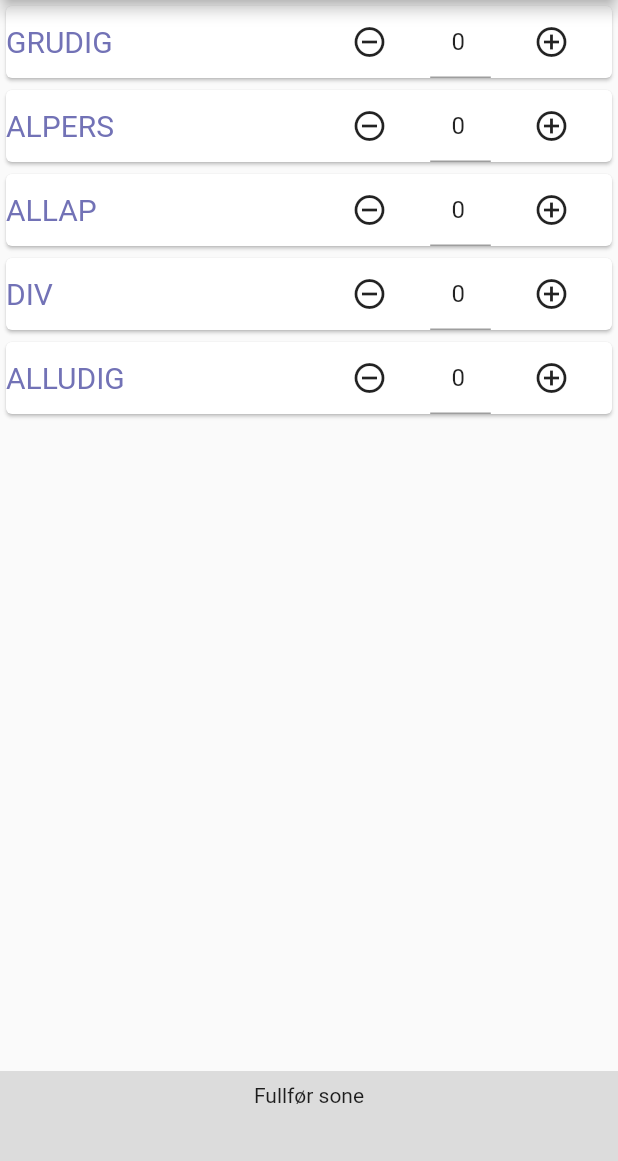
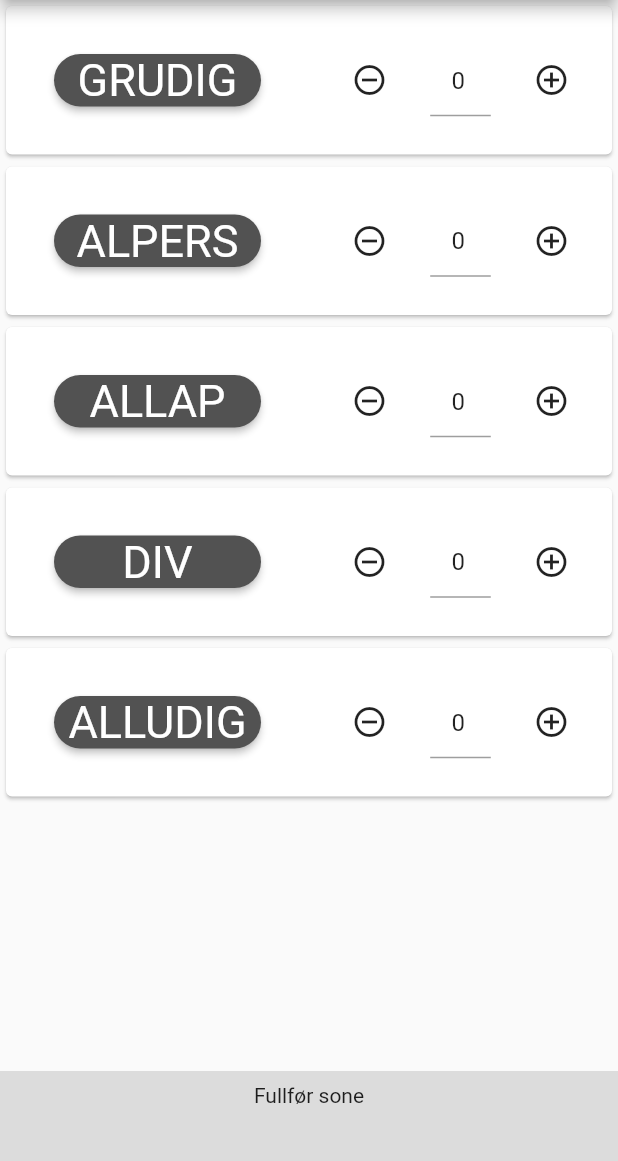
Before and after one commit to zaktaw/DATA3900-Bacheloroppgave, a Flutter app: the screen it shows after launch, on a phone screen of 412 x 824 dp, the part 75-1236 px from its top. Run offline on Flutter 3.47's test engine with Material 2 defaults, Android fonts, the phone set to English and light mode, and no system bars.

Commit message:
added popup to card

```diff
--- a/lib/activities_list.dart
+++ b/lib/activities_list.dart
@@ -12,13 +12,21 @@ class ActivitiesList extends StatelessWidget {
     'ALLUDIG'
   ];
 
+  final List<String> aktivitetsInfo = <String>[
+    'Personer i gruppe uten digitale hjelpemidler',
+    'Person alene i kontakt med personal',
+    'Person alene med laptop',
+    'Diverse aktiviteter',
+    'Person alene uten digitale hjelpemidler'
+  ];
+
   @override
   Widget build(BuildContext context) {
     return Scaffold(
       body: ListView.builder(
         itemCount: aktiviteter.length,
         itemBuilder: (context, index) {
-          return ActivityCard(aktiviteter[index]);
+          return ActivityCard(aktiviteter[index], aktivitetsInfo[index]);
         },
       ),
     );
--- a/lib/activity_card.dart
+++ b/lib/activity_card.dart
@@ -3,22 +3,22 @@
 import 'package:flutter/material.dart';
 import 'package:flutter/services.dart';
 
+import 'activity_pop_button.dart';
+
+const String _heroActivityPop = "activity-pop-hero";
+
 class ActivityCard extends StatelessWidget {
-  ActivityCard(this.activity_name, {Key? key}) : super(key: key);
+  ActivityCard(this.activity_name, this.activity_info, {Key? key}) : super(key: key);
 
   String activity_name;
+  String activity_info;
   var txt = TextEditingController(text: "0");
 
   @override
   Widget build(BuildContext context) {
     return Card(
       child: Row(children: <Widget>[
-        Expanded(
-          flex: 5,
-          child: Text(activity_name,
-              style: TextStyle(
-                  fontSize: 20, color: Color.fromARGB(255, 114, 114, 182))),
-        ),
+        Expanded(flex: 5, child: ActivityPopButton(activity_name, activity_info, key: key)),
         Expanded(
           flex: 2,
           child: IconButton(
--- /dev/null
+++ b/lib/activity_pop_button.dart
@@ -0,0 +1,89 @@
+import 'package:flutter/material.dart';
+import 'package:bacheloroppgave/hero_dialog_route.dart';
+
+//Koden er basert på kildekode fra https://github.com/funwithflutter/flutter_ui_tips/tree/master/tip_003_popup_card
+
+class ActivityPopButton extends StatelessWidget {
+  const ActivityPopButton(this.activity_name, this.activity_info, {Key? key}) : super(key: key);
+
+  final String activity_name;
+  final String activity_info;
+
+  @override
+  Widget build(BuildContext context) {
+    return Padding(
+      padding: const EdgeInsets.all(32.0),
+      child: GestureDetector(
+        onTap: () {
+          Navigator.of(context).push(HeroDialogRoute(builder: (context) {
+            return _ActivityPopCard(activity_name, activity_info, key: key);
+          }));
+        },
+        child: Hero(
+          tag: _heroActivityPop,
+          child: Material(
+            color: Color.fromARGB(255, 82, 82, 82),
+            elevation: 2,
+            shape:
+                RoundedRectangleBorder(borderRadius: BorderRadius.circular(32)),
+            child: Text(activity_name,
+            textAlign: TextAlign.center,
+            style: TextStyle(fontSize: 30, color: Colors.white)),
+          ),
+        ),
+      ),
+    );
+  }
+}
+
+const String _heroActivityPop = 'hero-activity-pop';
+
+class _ActivityPopCard extends StatelessWidget {
+  const _ActivityPopCard(this.activity_name, this.activity_info, {Key? key})
+      : super(key: key);
+
+  final String activity_name;
+  final String activity_info;
+
+  @override
+  Widget build(BuildContext context) {
+    return Center(
+      child: Padding(
+        padding: const EdgeInsets.all(32.0),
+        child: Hero(
+          tag: _heroActivityPop,
+          child: Material(
+            color: Color.fromARGB(255, 82, 82, 82),
+            elevation: 2,
+            shape:
+                RoundedRectangleBorder(borderRadius: BorderRadius.circular(50)),
+            child: SingleChildScrollView(
+              child: Padding(
+                padding: const EdgeInsets.all(16.0),
+                child: Column(
+                  mainAxisSize: MainAxisSize.min,
+                  children: [Text(
+                    activity_name,
+                    textAlign: TextAlign.center,
+                    style: TextStyle(fontSize: 20, color: Colors.white)
+                  ),
+                  Container(
+                    margin: const EdgeInsets.only(top: 5, bottom: 10, left: 20, right: 20),
+                    child: const Divider(
+                      color: Colors.white,
+                      height: 5
+                    ),
+                  ),
+                  Text(activity_info,
+                  textAlign: TextAlign.center,
+                  style: TextStyle(fontSize: 15, color: Colors.white),)
+                  ],
+                ),
+              ),
+            ),
+          ),
+        ),
+      ),
+    );
+  }
+}
--- a/lib/activity_pop.dart
+++ b/lib/hero_dialog_route.dart
@@ -1,10 +1,12 @@
 import 'dart:ui';
+
 import 'package:flutter/material.dart';
 
-class ActivityPop<T> extends PageRoute<T> {
-  ActivityPop({
+//Kode hentet fra https://github.com/funwithflutter/flutter_ui_tips/tree/master/tip_003_popup_card
+class HeroDialogRoute<T> extends PageRoute<T> {
+  HeroDialogRoute({
     required WidgetBuilder builder,
-    required RouteSettings settings,
+    RouteSettings? settings,
     bool fullscreenDialog = false,
   })  : _builder = builder,
         super(settings: settings, fullscreenDialog: fullscreenDialog);
@@ -15,7 +17,7 @@ class ActivityPop<T> extends PageRoute<T> {
   bool get opaque => false;
 
   @override
-  bool get barrierDismissable => true;
+  bool get barrierDismissible => true;
 
   @override
   Duration get transitionDuration => const Duration(milliseconds: 300);
@@ -37,4 +39,7 @@ class ActivityPop<T> extends PageRoute<T> {
       Animation<double> secondaryAnimation) {
     return _builder(context);
   }
+
+  @override
+  String get barrierLabel => 'Popup dialog open';
 }
```
